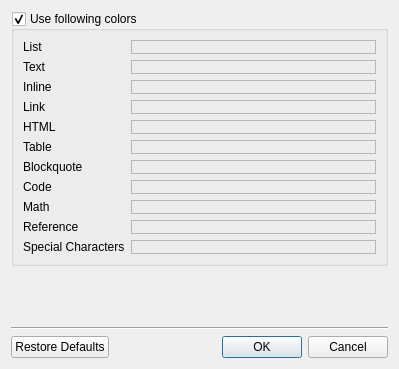
Qt form src/editor/colors.ui (igormironchik/markdown-tools) before a commit.
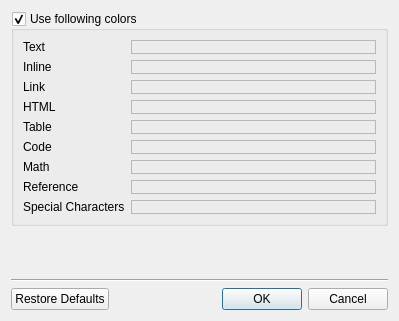
The same form after that commit. Custom widgets are drawn as their Qt base class.

Commit message: Delete unused colors.

The edit to the form file:
```diff
--- a/src/editor/colors.ui
+++ b/src/editor/colors.ui
@@ -11,7 +11,7 @@
     <x>0</x>
     <y>0</y>
     <width>399</width>
-    <height>369</height>
+    <height>321</height>
    </rect>
   </property>
   <property name="windowTitle">
@@ -27,14 +27,7 @@
       <bool>true</bool>
      </property>
      <layout class="QGridLayout" name="gridLayout">
-      <item row="8" column="0">
-       <widget class="QLabel" name="label_10">
-        <property name="text">
-         <string>Math</string>
-        </property>
-       </widget>
-      </item>
-      <item row="7" column="1">
+      <item row="5" column="1">
        <widget class="MdShared::ColorWidget" name="codeColor">
         <property name="frameShape">
          <enum>QFrame::Shape::StyledPanel</enum>
@@ -45,7 +38,7 @@
        </widget>
       </item>
       <item row="0" column="1">
-       <widget class="MdShared::ColorWidget" name="listColor">
+       <widget class="MdShared::ColorWidget" name="textColor">
         <property name="sizePolicy">
          <sizepolicy hsizetype="Expanding" vsizetype="Preferred">
           <horstretch>0</horstretch>
@@ -60,21 +53,14 @@
         </property>
        </widget>
       </item>
-      <item row="0" column="0">
-       <widget class="QLabel" name="label">
+      <item row="2" column="1">
+       <widget class="MdShared::ColorWidget" name="linkColor">
         <property name="sizePolicy">
-         <sizepolicy hsizetype="Minimum" vsizetype="Preferred">
+         <sizepolicy hsizetype="Expanding" vsizetype="Preferred">
           <horstretch>0</horstretch>
           <verstretch>0</verstretch>
          </sizepolicy>
         </property>
-        <property name="text">
-         <string>List</string>
-        </property>
-       </widget>
-      </item>
-      <item row="4" column="1">
-       <widget class="MdShared::ColorWidget" name="htmlColor">
         <property name="frameShape">
          <enum>QFrame::Shape::StyledPanel</enum>
         </property>
@@ -83,58 +69,29 @@
         </property>
        </widget>
       </item>
-      <item row="2" column="0">
-       <widget class="QLabel" name="label_3">
-        <property name="sizePolicy">
-         <sizepolicy hsizetype="Minimum" vsizetype="Preferred">
-          <horstretch>0</horstretch>
-          <verstretch>0</verstretch>
-         </sizepolicy>
-        </property>
-        <property name="text">
-         <string>Inline</string>
-        </property>
-       </widget>
-      </item>
-      <item row="6" column="0">
-       <widget class="QLabel" name="label_7">
-        <property name="text">
-         <string>Blockquote</string>
-        </property>
-       </widget>
-      </item>
-      <item row="5" column="0">
+      <item row="4" column="0">
        <widget class="QLabel" name="label_6">
         <property name="text">
          <string>Table</string>
         </property>
        </widget>
       </item>
-      <item row="6" column="1">
-       <widget class="MdShared::ColorWidget" name="blockquoteColor">
-        <property name="frameShape">
-         <enum>QFrame::Shape::StyledPanel</enum>
-        </property>
-        <property name="frameShadow">
-         <enum>QFrame::Shadow::Raised</enum>
+      <item row="6" column="0">
+       <widget class="QLabel" name="label_10">
+        <property name="text">
+         <string>Math</string>
         </property>
        </widget>
       </item>
-      <item row="10" column="0">
+      <item row="8" column="0">
        <widget class="QLabel" name="label_12">
         <property name="text">
          <string>Special Characters</string>
         </property>
        </widget>
       </item>
-      <item row="1" column="1">
-       <widget class="MdShared::ColorWidget" name="textColor">
-        <property name="sizePolicy">
-         <sizepolicy hsizetype="Expanding" vsizetype="Preferred">
-          <horstretch>0</horstretch>
-          <verstretch>0</verstretch>
-         </sizepolicy>
-        </property>
+      <item row="6" column="1">
+       <widget class="MdShared::ColorWidget" name="mathColor">
         <property name="frameShape">
          <enum>QFrame::Shape::StyledPanel</enum>
         </property>
@@ -143,21 +100,28 @@
         </property>
        </widget>
       </item>
-      <item row="4" column="0">
+      <item row="3" column="0">
        <widget class="QLabel" name="label_5">
         <property name="text">
          <string>HTML</string>
         </property>
        </widget>
       </item>
+      <item row="0" column="0">
+       <widget class="QLabel" name="label_2">
+        <property name="sizePolicy">
+         <sizepolicy hsizetype="Minimum" vsizetype="Preferred">
+          <horstretch>0</horstretch>
+          <verstretch>0</verstretch>
+         </sizepolicy>
+        </property>
+        <property name="text">
+         <string>Text</string>
+        </property>
+       </widget>
+      </item>
       <item row="3" column="1">
-       <widget class="MdShared::ColorWidget" name="linkColor">
-        <property name="sizePolicy">
-         <sizepolicy hsizetype="Expanding" vsizetype="Preferred">
-          <horstretch>0</horstretch>
-          <verstretch>0</verstretch>
-         </sizepolicy>
-        </property>
+       <widget class="MdShared::ColorWidget" name="htmlColor">
         <property name="frameShape">
          <enum>QFrame::Shape::StyledPanel</enum>
         </property>
@@ -166,7 +130,7 @@
         </property>
        </widget>
       </item>
-      <item row="9" column="1">
+      <item row="7" column="1">
        <widget class="MdShared::ColorWidget" name="referenceColor">
         <property name="frameShape">
          <enum>QFrame::Shape::StyledPanel</enum>
@@ -177,7 +141,7 @@
        </widget>
       </item>
       <item row="8" column="1">
-       <widget class="MdShared::ColorWidget" name="mathColor">
+       <widget class="MdShared::ColorWidget" name="specialColor">
         <property name="frameShape">
          <enum>QFrame::Shape::StyledPanel</enum>
         </property>
@@ -186,8 +150,8 @@
         </property>
        </widget>
       </item>
-      <item row="3" column="0">
-       <widget class="QLabel" name="label_4">
+      <item row="1" column="0">
+       <widget class="QLabel" name="label_3">
         <property name="sizePolicy">
          <sizepolicy hsizetype="Minimum" vsizetype="Preferred">
           <horstretch>0</horstretch>
@@ -195,62 +159,52 @@
          </sizepolicy>
         </property>
         <property name="text">
-         <string>Link</string>
+         <string>Inline</string>
         </property>
        </widget>
       </item>
-      <item row="9" column="0">
+      <item row="7" column="0">
        <widget class="QLabel" name="label_11">
         <property name="text">
          <string>Reference</string>
         </property>
        </widget>
       </item>
-      <item row="7" column="0">
+      <item row="1" column="1">
+       <widget class="MdShared::ColorWidget" name="inlineColor">
+        <property name="sizePolicy">
+         <sizepolicy hsizetype="Expanding" vsizetype="Preferred">
+          <horstretch>0</horstretch>
+          <verstretch>0</verstretch>
+         </sizepolicy>
+        </property>
+        <property name="frameShape">
+         <enum>QFrame::Shape::StyledPanel</enum>
+        </property>
+        <property name="frameShadow">
+         <enum>QFrame::Shadow::Raised</enum>
+        </property>
+       </widget>
+      </item>
+      <item row="4" column="1">
+       <widget class="MdShared::ColorWidget" name="tableColor">
+        <property name="frameShape">
+         <enum>QFrame::Shape::StyledPanel</enum>
+        </property>
+        <property name="frameShadow">
+         <enum>QFrame::Shadow::Raised</enum>
+        </property>
+       </widget>
+      </item>
+      <item row="5" column="0">
        <widget class="QLabel" name="label_8">
         <property name="text">
          <string>Code</string>
         </property>
        </widget>
       </item>
-      <item row="5" column="1">
-       <widget class="MdShared::ColorWidget" name="tableColor">
-        <property name="frameShape">
-         <enum>QFrame::Shape::StyledPanel</enum>
-        </property>
-        <property name="frameShadow">
-         <enum>QFrame::Shadow::Raised</enum>
-        </property>
-       </widget>
-      </item>
-      <item row="10" column="1">
-       <widget class="MdShared::ColorWidget" name="specialColor">
-        <property name="frameShape">
-         <enum>QFrame::Shape::StyledPanel</enum>
-        </property>
-        <property name="frameShadow">
-         <enum>QFrame::Shadow::Raised</enum>
-        </property>
-       </widget>
-      </item>
-      <item row="2" column="1">
-       <widget class="MdShared::ColorWidget" name="inlineColor">
-        <property name="sizePolicy">
-         <sizepolicy hsizetype="Expanding" vsizetype="Preferred">
-          <horstretch>0</horstretch>
-          <verstretch>0</verstretch>
-         </sizepolicy>
-        </property>
-        <property name="frameShape">
-         <enum>QFrame::Shape::StyledPanel</enum>
-        </property>
-        <property name="frameShadow">
-         <enum>QFrame::Shadow::Raised</enum>
-        </property>
-       </widget>
-      </item>
-      <item row="1" column="0">
-       <widget class="QLabel" name="label_2">
+      <item row="2" column="0">
+       <widget class="QLabel" name="label_4">
         <property name="sizePolicy">
          <sizepolicy hsizetype="Minimum" vsizetype="Preferred">
           <horstretch>0</horstretch>
@@ -258,7 +212,7 @@
          </sizepolicy>
         </property>
         <property name="text">
-         <string>Text</string>
+         <string>Link</string>
         </property>
        </widget>
       </item>
```
The commit also changes 5 other files.
